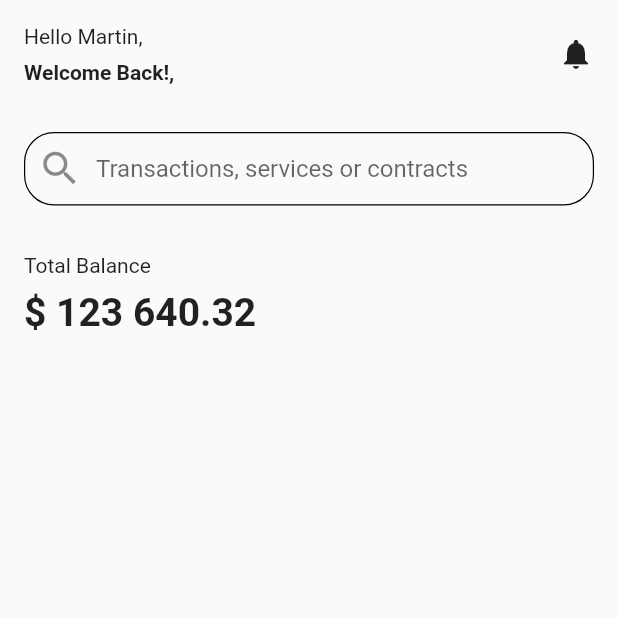
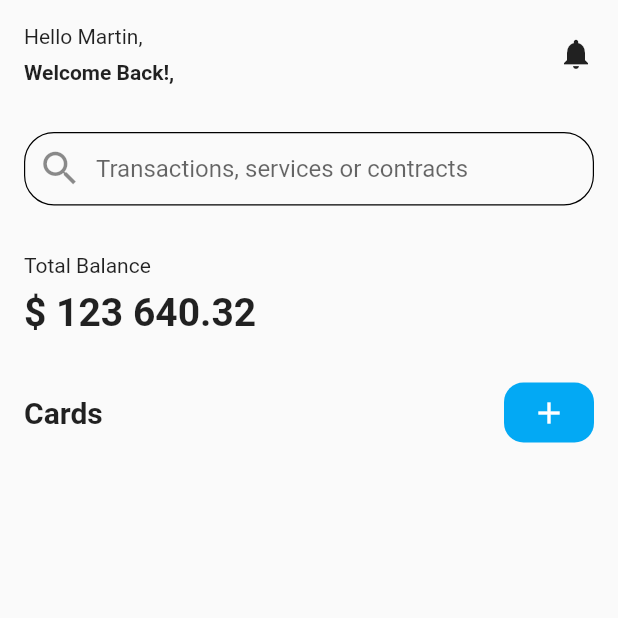
Before and after one commit to c0ff33-b34n/personal_finance_ui_flutter, a Flutter app: the screen it shows after launch, on a phone screen of 412 x 824 dp, the top half of it. Run offline on Flutter 3.47's test engine with Material 2 defaults, Android fonts, the phone set to English and light mode, and no system bars.

Commit message:
Add cardsHeader section

```diff
--- a/lib/main.dart
+++ b/lib/main.dart
@@ -28,6 +28,7 @@ class MyApp extends StatelessWidget {
               userMessage,
               searchBar,
               balance,
+              cardsHeader,
             ],
           ),
         ),
@@ -112,3 +113,41 @@ Widget balance = Container(
     ],
   ),
 );
+
+Widget cardsHeader = Container(
+  padding: const EdgeInsets.all(16),
+  child: Row(
+    children: [
+      Expanded(
+        child: Column(
+          crossAxisAlignment: CrossAxisAlignment.start,
+          children: [
+            const Text(
+              'Cards',
+              style: TextStyle(
+                fontSize: 20.0,
+                fontWeight: FontWeight.bold,
+              ),
+            ),
+          ],
+        ),
+      ),
+      Center(
+        child: Ink(
+          height: 40.0,
+          width: 60.0,
+          padding: EdgeInsets.zero,
+          decoration: BoxDecoration(
+            color: Colors.lightBlue,
+            borderRadius: BorderRadius.circular(13.0),
+          ),
+          child: IconButton(
+            icon: const Icon(Icons.add),
+            color: Colors.white,
+            onPressed: () {},
+          ),
+        ),
+      ),
+    ],
+  ),
+);
```
